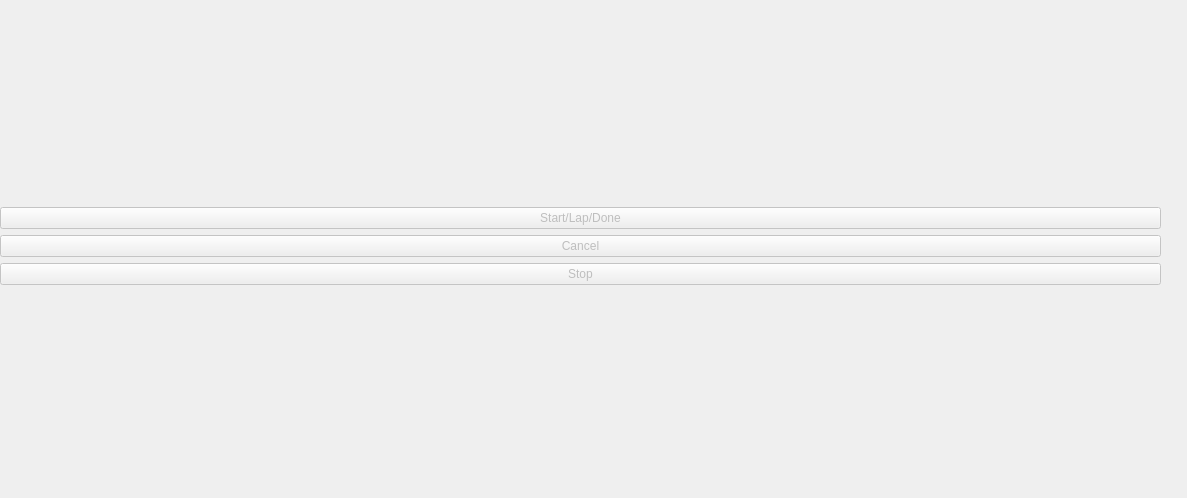
Drahness/Parkingson, file GUI/resources/cronometro.ui: the form before one commit.
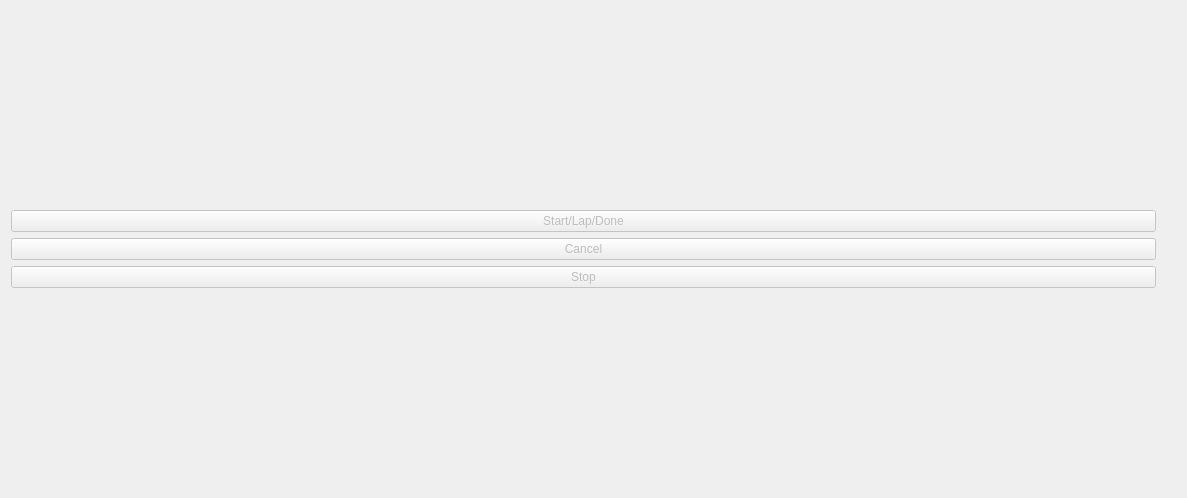
The form after the commit.

Commit message: Changelog: - Ahora pacients_widget.ui tiene un scrollarea. TODOs: - Prototipo de conexion a la base de datos mas basica, para autenticar y ya. - Cambiado pacients_widget.ui, TODO - Anadidos los controles de vistas. - GUI/Utils.py renombrado a FormUtils.py - Creada una clase prototipo para los ajustes del usuario. - TODO hacer que en la grafica salgan valores. - TODO que el formulario de pacientes añada todos los cambios que quiere el cliente en los pacientes. - TODO Añadir soporte multiusuario. - Ajustado para en un futuro añadirle el soporte multiusuario.

```diff
--- a/GUI/resources/cronometro.ui
+++ b/GUI/resources/cronometro.ui
@@ -22,15 +22,8 @@
   <property name="windowTitle">
    <string>Form</string>
   </property>
-  <widget class="QWidget" name="formLayoutWidget">
-   <property name="geometry">
-    <rect>
-     <x>0</x>
-     <y>0</y>
-     <width>1181</width>
-     <height>491</height>
-    </rect>
-   </property>
+  <layout class="QHBoxLayout" name="horizontalLayout_2">
+   <item>
    <layout class="QHBoxLayout" name="horizontalLayout">
     <item>
      <layout class="QGridLayout" name="gridLayout">
@@ -143,7 +136,8 @@
      </layout>
     </item>
    </layout>
-  </widget>
+   </item>
+  </layout>
  </widget>
  <resources/>
  <connections/>
```
Lines whose indentation alone changed are shown as unchanged. The commit also changes 10 other files.
